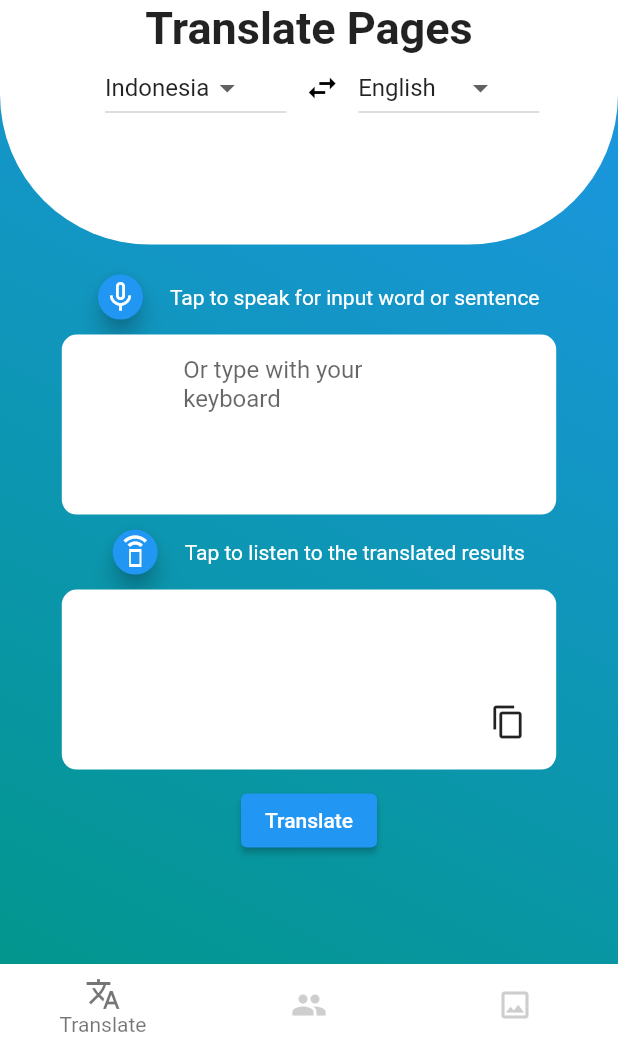
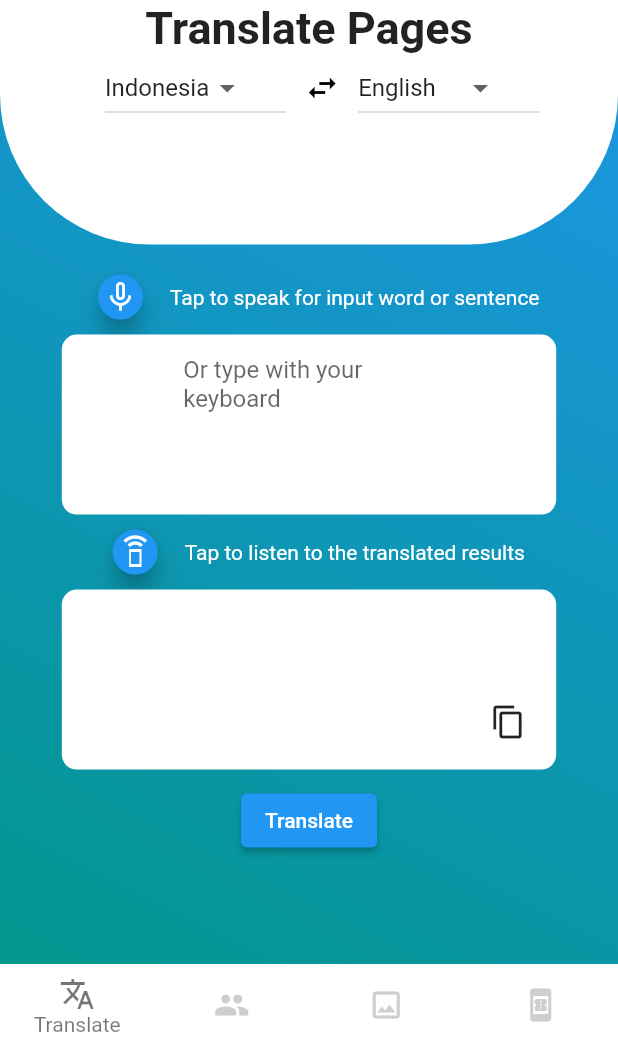
Before and after one commit to rizkyadiryanto14/kamus_flutter, a Flutter app: the MainPage screen opened directly, on a phone screen of 412 x 824 dp, the part 188-1236 px from its top. Run offline on Flutter 3.47's test engine with Material 2 defaults, Android fonts, the light colour scheme and no system bars; our stand-ins replace flutter_tts, image_cropper, image_picker, shared_preferences, speech_to_text; missing offline and left inert: google_ml_kit, tutorial_coach_mark; accounts and stored records are empty; network calls fail.

Commit message:
feat : penambahan layer kamus perkata

```diff
--- a/lib/api/api_cloud.dart
+++ b/lib/api/api_cloud.dart
@@ -3,9 +3,10 @@ import 'package:http/http.dart' as http;
 import 'package:kamus_new/model/apicloud_model.dart';
 
 class ApiCloudService {
-  final String url = 'https://api-kamus.jaksparohserver.my.id/api/cloud';
+  final String url = 'http://karongga.my.id/api/cloud';
 
-  Future<ApiCloudModel?> getApiCloud(String word, String sourceLang, String targetLang) async {
+  Future<ApiCloudModel?> getApiCloud(
+      String word, String sourceLang, String targetLang) async {
     try {
       final response = await http.post(
         Uri.parse(url),
--- a/lib/api/api_cloud_reverse.dart
+++ b/lib/api/api_cloud_reverse.dart
@@ -3,7 +3,7 @@ import 'package:http/http.dart' as http;
 import 'package:kamus_new/model/apicloud_model.dart';
 
 class ApiCloudServiceReverse {
-  final url = 'https://api-kamus.jaksparohserver.my.id/api/reverse';
+  final url = 'http://karongga.my.id/api/reverse';
 
   Future<ApiCloudModel?> getApiCloudReverse(String word) async {
     try {
--- a/lib/api/translation_service_indonesia.dart
+++ b/lib/api/translation_service_indonesia.dart
@@ -3,7 +3,7 @@ import 'package:http/http.dart' as http;
 import 'package:kamus_new/model/translation_model.dart';
 
 class TranslationServiceIndonesia {
-  final url = 'https://api-kamus.jaksparohserver.my.id/kamus/translate';
+  final url = 'http://karongga.my.id/kamus/translate';
 
   Future<TranslationModel?> getTranslationReverse(String word) async {
     try {
--- a/lib/api/translation_service_inggris.dart
+++ b/lib/api/translation_service_inggris.dart
@@ -3,7 +3,7 @@ import 'package:http/http.dart';
 import 'package:kamus_new/model/translation_model.dart';
 
 class TranslationService {
-  final url = 'https://api-kamus.jaksparohserver.my.id/kamus/translate';
+  final url = 'http://karongga.my.id/kamus/translate';
 
   Future<TranslationModel?> getTranslation(String word) async {
     try {
--- a/lib/model/translation_model.dart
+++ b/lib/model/translation_model.dart
@@ -3,7 +3,8 @@ class TranslationModel {
   final String message;
   final String data;
 
-  TranslationModel({required this.status, required this.message, required this.data});
+  TranslationModel(
+      {required this.status, required this.message, required this.data});
 
   factory TranslationModel.fromJson(Map<String, dynamic> json) {
     return TranslationModel(
--- a/lib/widgets/main_page.dart
+++ b/lib/widgets/main_page.dart
@@ -2,6 +2,8 @@ import 'package:flutter/material.dart';
 import 'package:kamus_new/screens/contribute.dart';
 import 'package:kamus_new/screens/ocr_translate.dart';
 import 'package:kamus_new/screens/translate_screen.dart';
+import 'package:kamus_new/screens/kamus.dart';
+
 
 class MainPage extends StatefulWidget {
   const MainPage({super.key});
@@ -10,18 +12,14 @@ class MainPage extends StatefulWidget {
 }
 
 class _MainPageState extends State<MainPage> {
-
-  List pages = [
-    TranslateScreen(),
-    Contribute(),
-    OcrTranslate()
-  ];
+  List pages = [TranslateScreen(), Contribute(), OcrTranslate(), KamusScreen()];
   int currentIndex = 0;
-  void onTap(int index){
+  void onTap(int index) {
     setState(() {
       currentIndex = index;
     });
   }
+
   @override
   Widget build(BuildContext context) {
     return Scaffold(
@@ -38,9 +36,13 @@ class _MainPageState extends State<MainPage> {
         showSelectedLabels: true,
         elevation: 0,
         items: [
-          BottomNavigationBarItem(icon: Icon(Icons.translate), label: 'Translate'),
-          BottomNavigationBarItem(icon: Icon(Icons.people), label: 'Contribute'),
-          BottomNavigationBarItem(icon: Icon(Icons.image_outlined), label: 'OCR')
+          BottomNavigationBarItem(
+              icon: Icon(Icons.translate), label: 'Translate'),
+          BottomNavigationBarItem(
+              icon: Icon(Icons.people), label: 'Contribute'),
+          BottomNavigationBarItem(
+              icon: Icon(Icons.image_outlined), label: 'OCR'),
+          BottomNavigationBarItem(icon: Icon(Icons.book_online), label: 'Kamus')
         ],
       ),
     );
```
Also changed, not shown: lib/api/api_kamusperkata.dart (added, +15 -0 lines), lib/api/saran_kata_service.dart (+13 -14 lines), lib/model/kamus_perkata_model.dart (added, +17 -0 lines), lib/screens/contribute.dart (+14 -17 lines), lib/screens/kamus.dart (added, +137 -0 lines), lib/screens/translate_screen.dart (+5 -7 lines).
